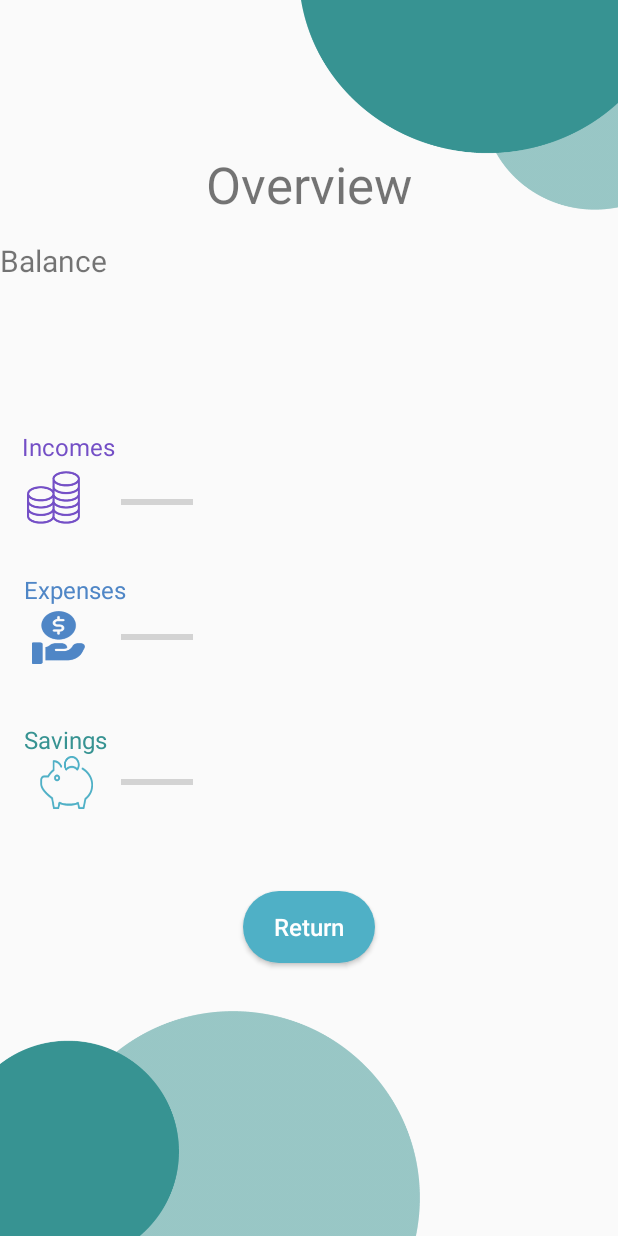
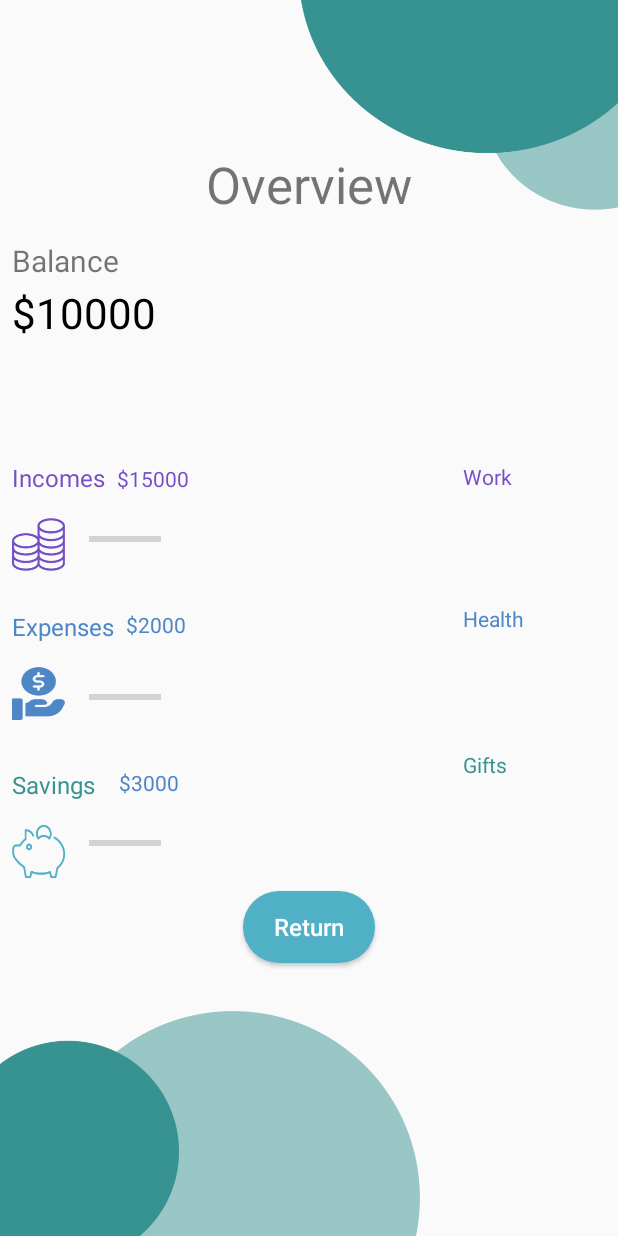
Before and after one commit to Cescobar332/Budget_Tracker, an Android app: the layout activity_overview.xml on its own in the app's theme, with its tools: preview values and no code run, on a phone screen of 412 x 824 dp. Run offline under Robolectric (Android 15) with nearby library versions, the light colour scheme and no system bars.

Commit message:
OverviewActivity - 05/14/2023

```diff
--- a/app/src/main/java/com/example/budget_tracker/OverviewActivity.java
+++ b/app/src/main/java/com/example/budget_tracker/OverviewActivity.java
@@ -24,7 +24,7 @@ public class OverviewActivity extends AppCompatActivity {
         tvCatExpenses = findViewById(R.id.tv_categoria_expenses_overview);
         tvCatSavings = findViewById(R.id.tv_categoria_savings_overview);
 
-        Income miIncomesAtrapado = (Income) getIntent().getSerializableExtra("income");
+        /*Income miIncomesAtrapado = (Income) getIntent().getSerializableExtra("income");
 
         tvIncomes.setText("$" + miIncomesAtrapado.getValue().toString());
         tvCatIncomes.setText(miIncomesAtrapado.getCategory());
@@ -41,19 +41,28 @@ public class OverviewActivity extends AppCompatActivity {
 
         Double resultado = miIncomesAtrapado.getValue() - (miExpensesAtrapado.getValue() + miSavingsAtrapado.getValue());
         tvBalance.setText(resultado.toString());
-//        Obtén los datos de ingresos
-//        double ingresosCategoria1 = 75.0;
-//        double ingresosCategoria2 = 25.0;
-//
-//        Calcula los porcentajes
-//        double totalIngresos = ingresosCategoria1 + ingresosCategoria2;
-//        int porcentajeIngresosCategoria1 = (int) (ingresosCategoria1 / totalIngresos * 100);
-//        int porcentajeIngresosCategoria2 = (int) (ingresosCategoria2 / totalIngresos * 100);
-//
-//        Actualiza las barras de progreso
-//        ProgressBar progressBarIncomes = findViewById(R.id.pb_income_overview);
-//        progressBarIncomes.setProgress(porcentajeIngresosCategoria1);
-//        progressBarIncomes.setProgress(porcentajeIngresosCategoria2);
+        Obtén los datos de ingresos
+        double ingresosCategoria1 = 75.0;
+        double ingresosCategoria2 = 25.0;
+
+        Calcula los porcentajes
+        double totalIngresos = ingresosCategoria1 + ingresosCategoria2;
+        int porcentajeIngresosCategoria1 = (int) (ingresosCategoria1 / totalIngresos * 100);*/
+        int porcentajeIngresosCategoria1 = (int) (15000 / 15000 * 100);
+
+        int porcentajeGastosCategoria1 = (int) (2000 / 2000 * 100);
+
+        int porcentajeAhorrosCategoria1 = (int) (3000 / 3000 * 100);
+
+        //Actualiza las barras de progreso
+        ProgressBar progressBarIncomes = findViewById(R.id.pb_income_overview);
+        progressBarIncomes.setProgress(porcentajeIngresosCategoria1);
+
+        ProgressBar progressBarExpenses = findViewById(R.id.pb_expenses_overview);
+        progressBarExpenses.setProgress(porcentajeGastosCategoria1);
+
+        ProgressBar progressBarSavings = findViewById(R.id.pb_savings_overview);
+        progressBarSavings.setProgress(porcentajeAhorrosCategoria1);
 
     }
     public void Return(View view){
--- a/app/src/main/res/layout/activity_detail.xml
+++ b/app/src/main/res/layout/activity_detail.xml
@@ -77,7 +77,7 @@
             android:layout_marginStart="71dp"
             android:layout_marginTop="9dp"
             android:layout_marginEnd="90dp"
-            android:text="0 $"
+            android:text="$10000"
             android:textColor="@color/white"
             android:textSize="34sp"
             app:layout_constraintEnd_toEndOf="parent"
--- a/app/src/main/res/layout/activity_overview.xml
+++ b/app/src/main/res/layout/activity_overview.xml
@@ -22,20 +22,21 @@
         android:id="@+id/tv_balance_overview"
         android:layout_width="wrap_content"
         android:layout_height="wrap_content"
+        android:layout_marginStart="8dp"
         android:layout_marginTop="160dp"
         android:text="@string/tv_balance"
         android:textSize="20dp"
-        app:layout_constraintTop_toTopOf="parent"
-        tools:layout_editor_absoluteX="16dp" />
+        app:layout_constraintStart_toStartOf="parent"
+        app:layout_constraintTop_toTopOf="parent" />
 
     <TextView
         android:id="@+id/tv_num_balance_overview"
         android:layout_width="wrap_content"
         android:layout_height="wrap_content"
         android:layout_marginTop="2dp"
+        android:text="$10000"
         android:textColor="@color/black"
         android:textSize="28dp"
-        app:layout_constraintEnd_toStartOf="@+id/tv_balance_overview"
         app:layout_constraintStart_toStartOf="@+id/tv_balance_overview"
         app:layout_constraintTop_toBottomOf="@+id/tv_balance_overview" />
 
@@ -43,34 +44,34 @@
         android:id="@+id/tv_incomes_overview"
         android:layout_width="wrap_content"
         android:layout_height="wrap_content"
-        android:layout_marginEnd="4dp"
-        android:layout_marginBottom="11dp"
+        android:layout_marginStart="8dp"
+        android:layout_marginTop="80dp"
         android:text="@string/incomes"
         android:textColor="@color/purple_dark"
         android:textSize="16dp"
-        app:layout_constraintBottom_toTopOf="@+id/pb_income_overview"
-        app:layout_constraintEnd_toEndOf="@+id/tv_incomes_num_overview" />
+        app:layout_constraintStart_toStartOf="parent"
+        app:layout_constraintTop_toBottomOf="@+id/tv_num_balance_overview" />
 
     <TextView
         android:id="@+id/tv_incomes_num_overview"
         android:layout_width="wrap_content"
         android:layout_height="wrap_content"
+        android:layout_marginStart="8dp"
+        android:layout_marginTop="82dp"
+        android:text="$15000"
         android:textColor="@color/purple_dark"
-        app:layout_constraintBaseline_toBaselineOf="@+id/tv_incomes_overview"
-        app:layout_constraintEnd_toStartOf="@+id/pb_income_overview"
-        app:layout_constraintStart_toStartOf="@+id/pb_income_overview" />
+        app:layout_constraintStart_toEndOf="@+id/tv_incomes_overview"
+        app:layout_constraintTop_toBottomOf="@+id/tv_num_balance_overview" />
 
     <ImageView
         android:id="@+id/iv_incomes_overview"
         android:layout_width="35dp"
         android:layout_height="35dp"
-        android:layout_marginTop="19dp"
-        android:layout_marginBottom="25dp"
+        android:layout_marginStart="8dp"
+        android:layout_marginTop="16dp"
         android:scaleType="fitXY"
-        app:layout_constraintBottom_toTopOf="@+id/tv_expenses_overview"
-        app:layout_constraintEnd_toEndOf="@+id/iv_expenses_overview"
-        app:layout_constraintStart_toStartOf="@+id/tv_incomes_overview"
-        app:layout_constraintTop_toTopOf="@+id/tv_incomes_overview"
+        app:layout_constraintStart_toStartOf="parent"
+        app:layout_constraintTop_toBottomOf="@+id/tv_incomes_overview"
         app:srcCompat="@drawable/pincomes" />
 
     <ProgressBar
@@ -78,17 +79,18 @@
         style="?android:attr/progressBarStyleHorizontal"
         android:layout_width="0dp"
         android:layout_height="30dp"
-        android:layout_marginBottom="72dp"
+        android:layout_marginStart="16dp"
+        android:layout_marginTop="16dp"
         android:progressTint="@color/purple_700"
-        app:layout_constraintBottom_toBottomOf="@+id/tv_categoria_expenses_overview"
-        app:layout_constraintEnd_toEndOf="@+id/pb_expenses_overview"
-        app:layout_constraintStart_toStartOf="@+id/pb_expenses_overview" />
+        app:layout_constraintStart_toEndOf="@+id/iv_incomes_overview"
+        app:layout_constraintTop_toBottomOf="@+id/tv_incomes_num_overview" />
 
     <TextView
         android:id="@+id/tv_categoria_incomes_overview"
         android:layout_width="wrap_content"
         android:layout_height="wrap_content"
         android:layout_marginBottom="75dp"
+        android:text="Work"
         android:textColor="@color/purple_dark"
         app:layout_constraintBottom_toTopOf="@+id/tv_categoria_expenses_overview"
         app:layout_constraintStart_toStartOf="@+id/tv_categoria_expenses_overview" />
@@ -97,34 +99,34 @@
         android:id="@+id/tv_expenses_overview"
         android:layout_width="wrap_content"
         android:layout_height="wrap_content"
-        android:layout_marginStart="16dp"
+        android:layout_marginStart="8dp"
+        android:layout_marginTop="32dp"
         android:text="@string/expenses"
         android:textColor="@color/blue_dark"
         android:textSize="16dp"
-        app:layout_constraintBaseline_toBaselineOf="@+id/tv_expenses_num_overview"
-        app:layout_constraintStart_toStartOf="parent" />
+        app:layout_constraintStart_toStartOf="parent"
+        app:layout_constraintTop_toBottomOf="@+id/pb_income_overview" />
 
     <TextView
         android:id="@+id/tv_expenses_num_overview"
         android:layout_width="wrap_content"
         android:layout_height="wrap_content"
-        android:layout_marginTop="34dp"
+        android:layout_marginStart="8dp"
+        android:layout_marginTop="32dp"
+        android:text="$2000"
         android:textColor="@color/blue_dark"
-        app:layout_constraintEnd_toStartOf="@+id/pb_income_overview"
-        app:layout_constraintStart_toStartOf="@+id/pb_income_overview"
+        app:layout_constraintStart_toEndOf="@+id/tv_expenses_overview"
         app:layout_constraintTop_toBottomOf="@+id/pb_income_overview" />
 
     <ImageView
         android:id="@+id/iv_expenses_overview"
         android:layout_width="35dp"
         android:layout_height="35dp"
-        android:layout_marginTop="44dp"
-        android:layout_marginBottom="47dp"
+        android:layout_marginStart="8dp"
+        android:layout_marginTop="16dp"
         android:scaleType="fitXY"
-        app:layout_constraintBottom_toBottomOf="@+id/tv_savings_overview"
-        app:layout_constraintEnd_toEndOf="@+id/iv_savings_overview"
-        app:layout_constraintStart_toStartOf="@+id/tv_expenses_overview"
-        app:layout_constraintTop_toBottomOf="@+id/iv_incomes_overview"
+        app:layout_constraintStart_toStartOf="parent"
+        app:layout_constraintTop_toBottomOf="@+id/tv_expenses_overview"
         app:srcCompat="@drawable/bexpenses" />
 
     <ProgressBar
@@ -132,16 +134,17 @@
         style="?android:attr/progressBarStyleHorizontal"
         android:layout_width="0dp"
         android:layout_height="30dp"
+        android:layout_marginStart="16dp"
+        android:layout_marginTop="24dp"
         android:progressTint="@color/blue_dark"
-        app:layout_constraintBottom_toBottomOf="@+id/iv_expenses_overview"
-        app:layout_constraintEnd_toEndOf="@+id/pb_savings_overview"
-        app:layout_constraintStart_toStartOf="@+id/pb_savings_overview"
-        app:layout_constraintTop_toTopOf="@+id/iv_expenses_overview" />
+        app:layout_constraintStart_toEndOf="@+id/iv_expenses_overview"
+        app:layout_constraintTop_toBottomOf="@+id/tv_expenses_num_overview" />
 
     <TextView
         android:id="@+id/tv_categoria_expenses_overview"
         android:layout_width="wrap_content"
         android:layout_height="wrap_content"
+        android:text="Health"
         android:textColor="@color/blue_dark"
         app:layout_constraintBottom_toBottomOf="parent"
         app:layout_constraintStart_toStartOf="@+id/tv_categoria_savings_overview"
@@ -151,31 +154,33 @@
         android:id="@+id/tv_savings_overview"
         android:layout_width="wrap_content"
         android:layout_height="wrap_content"
-        android:layout_marginStart="16dp"
-        android:layout_marginTop="78dp"
+        android:layout_marginStart="8dp"
+        android:layout_marginTop="32dp"
         android:text="@string/savings"
         android:textColor="@color/green_dark"
         android:textSize="16dp"
         app:layout_constraintStart_toStartOf="parent"
-        app:layout_constraintTop_toBottomOf="@+id/tv_expenses_overview" />
+        app:layout_constraintTop_toBottomOf="@+id/iv_expenses_overview" />
 
     <TextView
         android:id="@+id/tv_savings_num_overview"
         android:layout_width="wrap_content"
         android:layout_height="wrap_content"
-        android:layout_marginStart="2dp"
+        android:layout_marginStart="16dp"
+        android:layout_marginTop="32dp"
+        android:text="$3000"
         android:textColor="@color/blue_dark"
-        app:layout_constraintBaseline_toBaselineOf="@+id/tv_savings_overview"
-        app:layout_constraintStart_toStartOf="@+id/pb_savings_overview" />
+        app:layout_constraintStart_toEndOf="@+id/tv_savings_overview"
+        app:layout_constraintTop_toBottomOf="@+id/pb_expenses_overview" />
 
     <ImageView
         android:id="@+id/iv_savings_overview"
         android:layout_width="35dp"
         android:layout_height="35dp"
-        android:layout_marginEnd="8dp"
+        android:layout_marginStart="8dp"
+        android:layout_marginTop="16dp"
         android:scaleType="fitXY"
-        app:layout_constraintEnd_toStartOf="@+id/pb_savings_overview"
-        app:layout_constraintStart_toStartOf="@+id/tv_savings_overview"
+        app:layout_constraintStart_toStartOf="parent"
         app:layout_constraintTop_toBottomOf="@+id/tv_savings_overview"
         app:srcCompat="@drawable/gsavings" />
 
@@ -184,11 +189,11 @@
         style="?android:attr/progressBarStyleHorizontal"
         android:layout_width="0dp"
         android:layout_height="30dp"
-        android:layout_marginStart="9dp"
+        android:layout_marginStart="16dp"
+        android:layout_marginTop="16dp"
         android:progressTint="@color/green_dark"
-        app:layout_constraintBottom_toBottomOf="@+id/iv_savings_overview"
-        app:layout_constraintStart_toEndOf="@+id/tv_savings_overview"
-        app:layout_constraintTop_toTopOf="@+id/iv_savings_overview" />
+        app:layout_constraintStart_toEndOf="@+id/iv_savings_overview"
+        app:layout_constraintTop_toBottomOf="@+id/tv_savings_num_overview" />
 
     <TextView
         android:id="@+id/tv_categoria_savings_overview"
@@ -196,6 +201,7 @@
         android:layout_height="wrap_content"
         android:layout_marginTop="78dp"
         android:layout_marginEnd="74dp"
+        android:text="Gifts"
         android:textColor="@color/green_dark"
         app:layout_constraintEnd_toEndOf="parent"
         app:layout_constraintTop_toBottomOf="@+id/tv_categoria_expenses_overview" />
```
Also changed, not shown: app/src/main/AndroidManifest.xml (+8 -8 lines).
